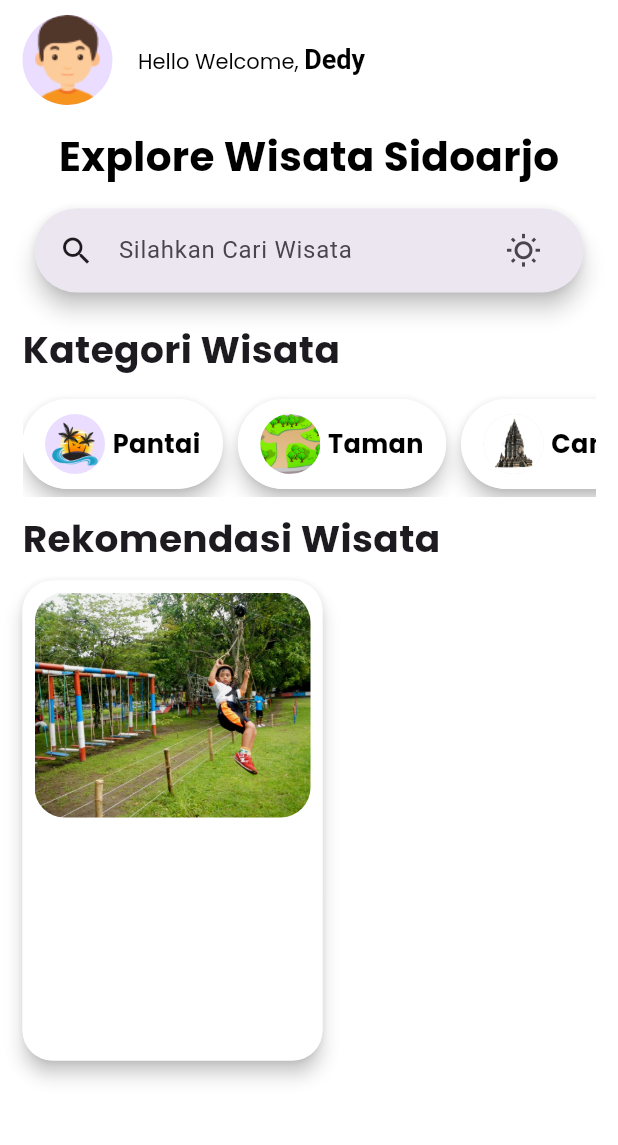
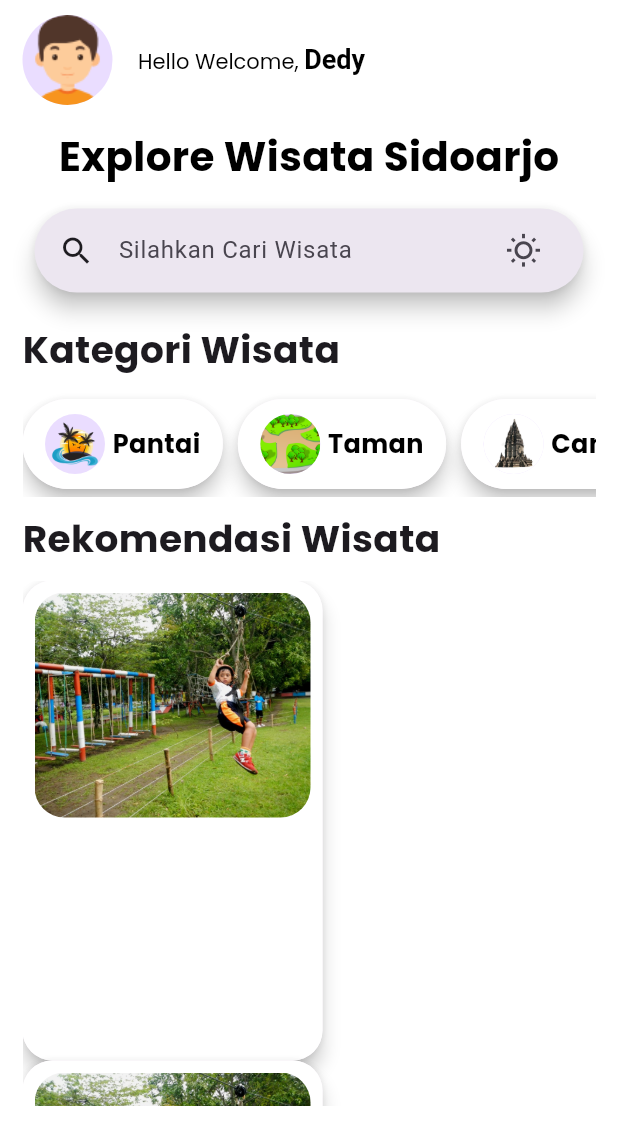
Before and after one commit to dedyputra/wisata_app, a Flutter app: the screen it shows after launch, after a tap on "Get Started", on a phone screen of 412 x 824 dp. Shown: the top 1145 px of the screen. Run offline on Flutter 3.47's test engine with Material 3 defaults, Android fonts, the phone set to English and light mode, and no system bars.

Commit message:
Home Page update

```diff
--- a/lib/screens/Home/home_page.dart
+++ b/lib/screens/Home/home_page.dart
@@ -212,9 +212,8 @@ class _HomePageState extends State<HomePage> {
 
                 Container(
                   height: 350,
-                  child: ListView(
-                    children: [
-                      Row(
+                  child: ListView.builder(itemBuilder: (context, index) {
+                    return Row(
                       children: [
                         Material(
                           elevation: 5,
@@ -234,8 +233,7 @@ class _HomePageState extends State<HomePage> {
                                     height: 150,
                                     width: double.infinity,
                                     decoration: BoxDecoration(
-                                          borderRadius:
-                                              BorderRadius.circular(20),
+                                        borderRadius: BorderRadius.circular(20),
                                         image: DecorationImage(
                                             fit: BoxFit.cover,
                                             image: AssetImage(
@@ -247,9 +245,8 @@ class _HomePageState extends State<HomePage> {
                           ),
                         ),
                       ],
-                      ),
-                    ],
-                  ),
+                    );
+                  }),
                 ),
               ],
             ),
```
Lines whose indentation alone changed are shown as unchanged.
